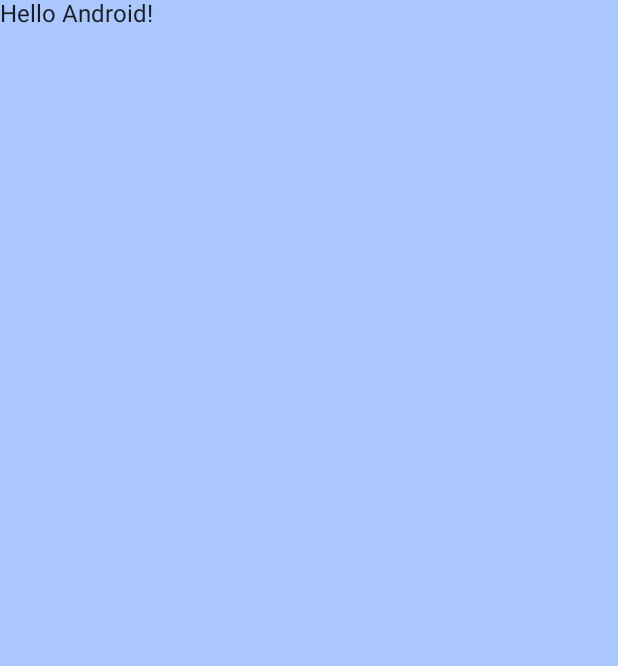
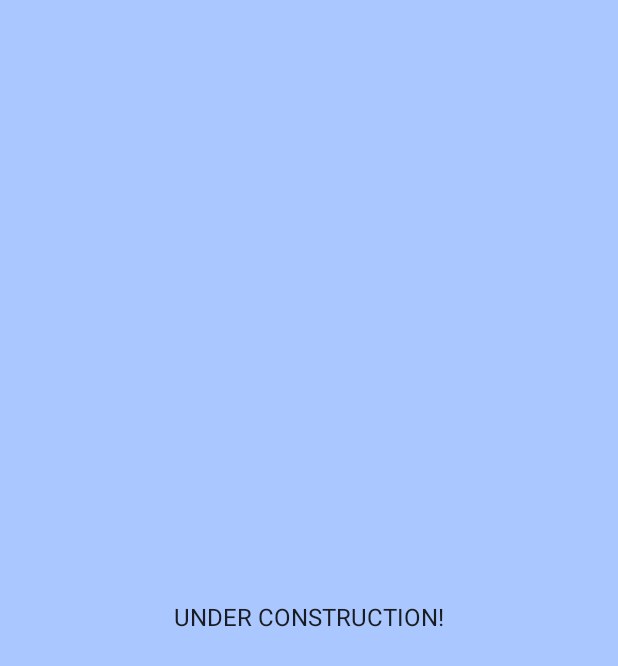
Before and after one commit to usrmrz/Notes, an Android app built with Jetpack Compose: the screen it shows after launch (MainActivity), on a phone screen of 412 x 824 dp. Before the commit the part shown is almost empty. Shown: the top 666 px of the screen. Run offline under Robolectric (Android 15) with nearby library versions, the phone set to English and light mode, and no system bars; our stand-ins replace Dagger/Hilt's generated code.

Commit message:
align temp text

```diff
--- a/app/src/main/java/dev/usrmrz/notes/MainActivity.kt
+++ b/app/src/main/java/dev/usrmrz/notes/MainActivity.kt
@@ -4,11 +4,13 @@ import android.os.Bundle
 import androidx.activity.ComponentActivity
 import androidx.activity.compose.setContent
 import androidx.activity.enableEdgeToEdge
+import androidx.compose.foundation.layout.Box
 import androidx.compose.foundation.layout.fillMaxSize
 import androidx.compose.foundation.layout.padding
 import androidx.compose.material3.Scaffold
 import androidx.compose.material3.Text
 import androidx.compose.runtime.Composable
+import androidx.compose.ui.Alignment
 import androidx.compose.ui.Modifier
 import androidx.compose.ui.tooling.preview.Preview
 import dev.usrmrz.notes.ui.theme.NotesTheme
@@ -20,10 +22,14 @@ class MainActivity : ComponentActivity() {
         setContent {
             NotesTheme {
                 Scaffold(modifier = Modifier.fillMaxSize()) { innerPadding ->
-                    Greeting(
-                        name = "Android",
-                        modifier = Modifier.padding(innerPadding)
-                    )
+                    Box(
+                        modifier = Modifier
+                            .fillMaxSize()
+                            .padding(innerPadding),
+                        contentAlignment = Alignment.Center
+                    ) {
+                        Greeting(name = "CONSTRUCTION")
+                    }
                 }
             }
         }
@@ -33,7 +39,7 @@ class MainActivity : ComponentActivity() {
 @Composable
 fun Greeting(name: String, modifier: Modifier = Modifier) {
     Text(
-        text = "Hello $name!",
+        text = "UNDER $name!",
         modifier = modifier
     )
 }
--- a/settings.gradle.kts
+++ b/settings.gradle.kts
@@ -1,3 +1,5 @@
+@file:Suppress("UnstableApiUsage")
+
 pluginManagement {
     repositories {
         google {
```
